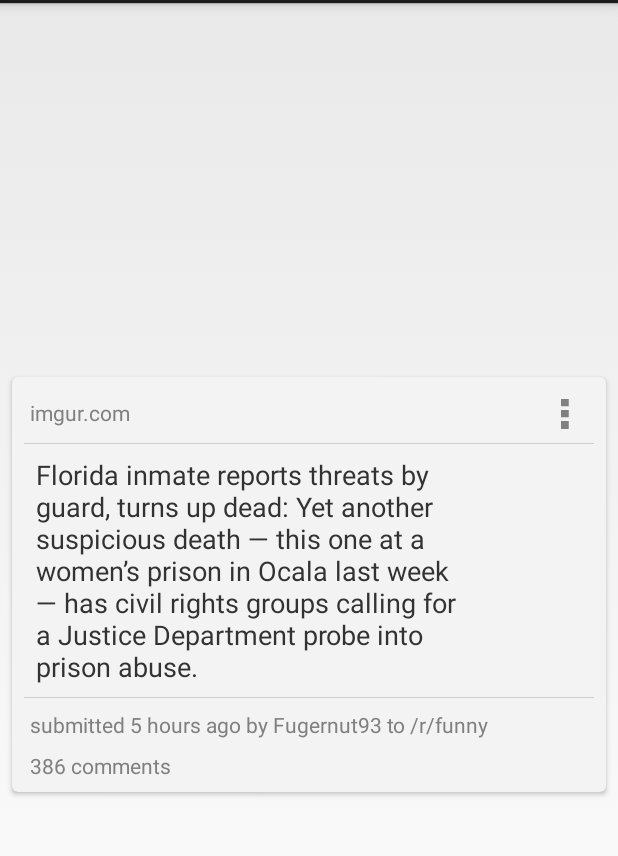
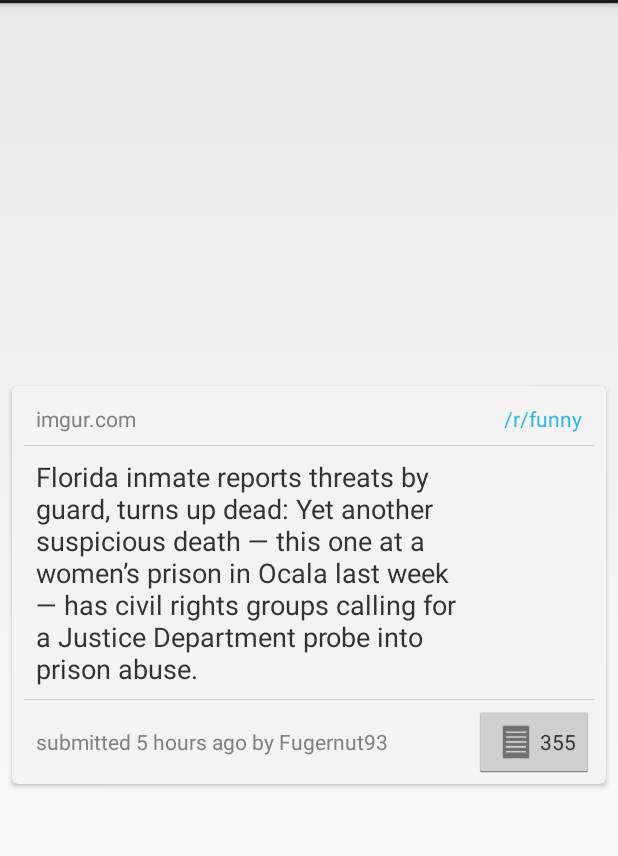
Before and after one commit to joelpet/toy-reader-for-reddit, an Android app: the layout view_card.xml on its own in the app's theme, with its tools: preview values and no code run, on a phone screen of 412 x 824 dp, the part 69-925 px from its top. Run offline under Robolectric (Android 15) with nearby library versions, the phone set to English and light mode, and no system bars; network calls fail.

Commit message:
Add subreddit and comments button

```diff
--- a/app/build.gradle
+++ b/app/build.gradle
@@ -5,7 +5,7 @@ android {
     buildToolsVersion "20.0.0"
     defaultConfig {
         applicationId "se.joelpet.android.reddit"
-        minSdkVersion 13
+        minSdkVersion 14
         targetSdkVersion 19
         versionCode 3
         versionName "1.0"
--- a/app/src/main/res/layout/view_card.xml
+++ b/app/src/main/res/layout/view_card.xml
@@ -31,21 +31,20 @@
                 style="@android:style/TextAppearance.Holo.Small"
                 android:layout_width="wrap_content"
                 android:layout_height="wrap_content"
-                android:layout_gravity="center"
                 android:layout_weight="1"
-                android:padding="4dp"
+                android:padding="8dp"
                 android:text="imgur.com"
                 android:textColor="@android:color/tertiary_text_light" />
 
-            <ImageButton
-                android:id="@+id/overflow_button"
+            <TextView
+                android:id="@+id/subreddit"
                 android:layout_width="wrap_content"
                 android:layout_height="wrap_content"
                 android:layout_weight="0"
-                android:background="@android:color/transparent"
-                android:contentDescription="descr_overflow_button"
-                android:padding="4dp"
-                android:src="@drawable/ic_action_overflow" />
+                android:padding="8dp"
+                android:text="/r/funny"
+                android:textColor="@android:color/holo_blue_light" />
+
         </LinearLayout>
 
         <View
@@ -81,10 +80,10 @@
                 android:layout_width="72dp"
                 android:layout_height="wrap_content"
                 android:layout_gravity="top"
+                android:layout_marginBottom="6dp"
                 android:layout_marginLeft="8dp"
                 android:layout_marginStart="8dp"
                 android:layout_marginTop="6dp"
-                android:layout_marginBottom="6dp"
                 android:adjustViewBounds="true" />
 
         </LinearLayout>
@@ -96,43 +95,31 @@
             android:alpha="0.5"
             android:background="@android:color/darker_gray" />
 
-        <TextView
-            android:id="@+id/submitted_info_text"
-            style="@android:style/TextAppearance.Small"
-            android:layout_width="match_parent"
-            android:layout_height="wrap_content"
-            android:layout_margin="4dp"
-            android:text="submitted 5 hours ago by Fugernut93 to /r/funny"
-            android:textColor="@android:color/tertiary_text_light" />
-
-        <TextView
-            android:id="@+id/num_comments"
-            style="@android:style/TextAppearance.Small"
-            android:layout_width="match_parent"
-            android:layout_height="wrap_content"
-            android:layout_margin="4dp"
-            android:text="386 comments"
-            android:textColor="@android:color/tertiary_text_light" />
-
         <LinearLayout
             android:layout_width="match_parent"
             android:layout_height="wrap_content"
-            android:orientation="horizontal"
-            android:visibility="gone">
+            android:orientation="horizontal">
+
+            <TextView
+                android:id="@+id/submitted_info_text"
+                style="@android:style/TextAppearance.Small"
+                android:layout_width="wrap_content"
+                android:layout_height="wrap_content"
+                android:layout_gravity="center"
+                android:layout_weight="1"
+                android:padding="8dp"
+                android:text="submitted 5 hours ago by Fugernut93"
+                android:textColor="@android:color/tertiary_text_light" />
 
             <Button
-                android:id="@+id/upvote"
+                android:id="@+id/comments_button"
+                style="@android:style/TextAppearance.Holo.Small"
                 android:layout_width="wrap_content"
                 android:layout_height="wrap_content"
-                android:layout_weight="1"
-                android:text="Upvote" />
-
-            <Button
-                android:id="@+id/downvote"
-                android:layout_width="wrap_content"
-                android:layout_height="wrap_content"
-                android:layout_weight="1"
-                android:text="Downvote" />
+                android:layout_weight="0"
+                android:drawableLeft="@drawable/ic_action_view_as_list"
+                android:maxLines="1"
+                android:text="355" />
 
         </LinearLayout>
 
--- a/app/src/main/res/values/strings.xml
+++ b/app/src/main/res/values/strings.xml
@@ -4,7 +4,7 @@
     <string name="app_name">reddit</string>
     <string name="hello_world">Hello world!</string>
     <string name="action_settings">Settings</string>
-    <string name="submitted_info_text">%1$s by %2$s to %3$s</string>
-    <string name="num_comments">%d comments</string>
+    <string name="submitted_info_text">%1$s by %2$s</string>
+    <string name="num_comments">%d</string>
 
 </resources>
```
Also changed, not shown: app/src/main/java/se/joelpet/android/reddit/adapters/SubredditRecyclerViewAdapter.java (+13 -26 lines), app/src/main/res/drawable-hdpi/iama.png (deleted), app/src/main/res/drawable-hdpi/ic_action_view_as_list.png (added), app/src/main/res/drawable-mdpi/ic_action_view_as_list.png (added), app/src/main/res/drawable-xhdpi/ic_action_view_as_list.png (added), app/src/main/res/drawable-xxhdpi/ic_action_view_as_list.png (added).
